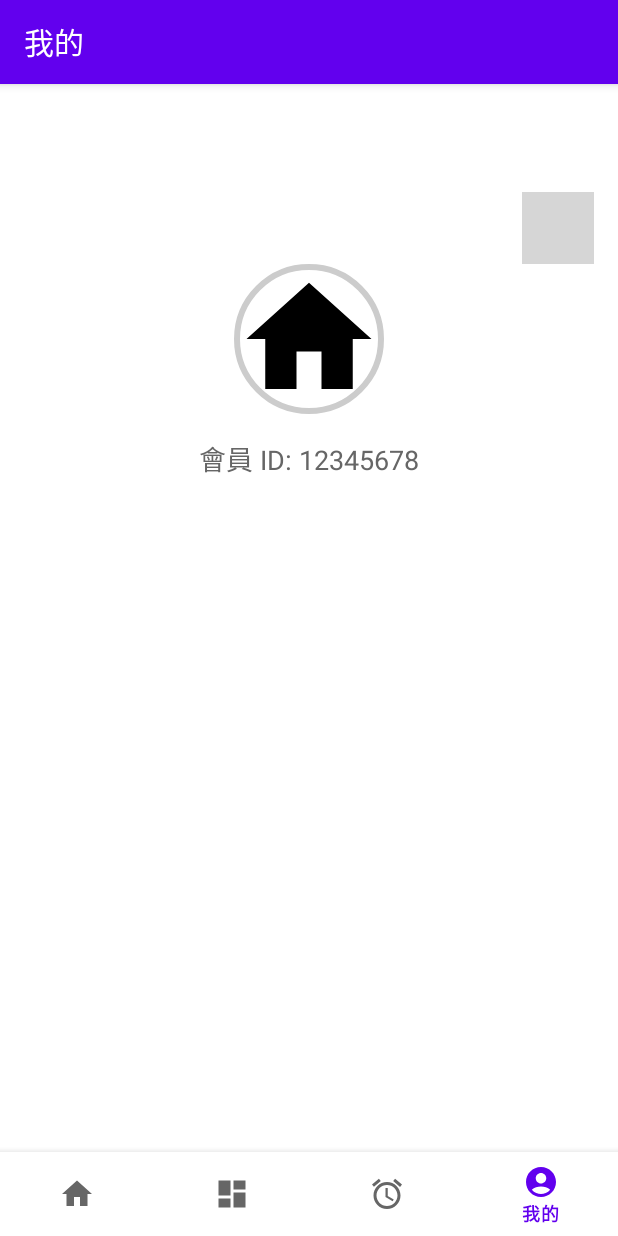
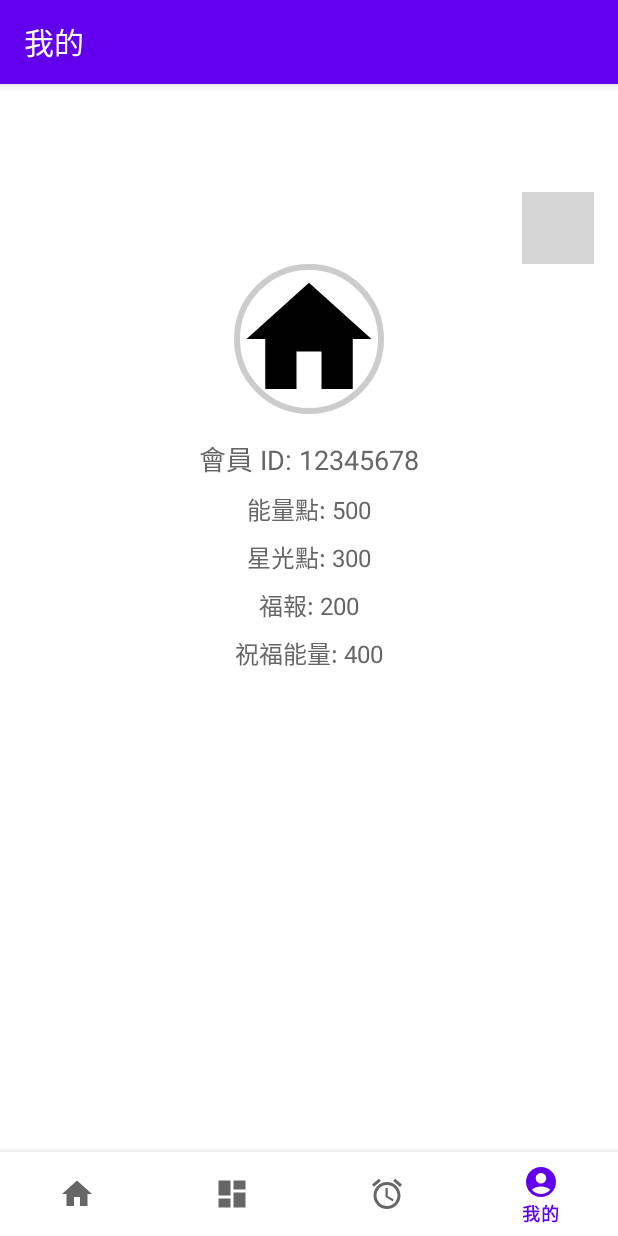
Before and after one commit to Alonsohsu/sosotalot, an Android app: the NotificationsFragment screen opened through its navigation route, on a phone screen of 412 x 824 dp. Run offline under Robolectric (Android 15) with nearby library versions, the phone set to English and light mode, and no system bars; our stand-ins replace navigation-ui; grey boxes are pictures that could not be loaded.

Commit message:
1. add more fragment

```diff
--- a/app/src/main/res/layout/fragment_notifications.xml
+++ b/app/src/main/res/layout/fragment_notifications.xml
@@ -50,6 +50,50 @@
             android:textSize="18sp"
             android:textColor="#666666"
             android:gravity="center" />
+
+        <!-- 能量点 -->
+        <TextView
+            android:id="@+id/energyPoints"
+            android:layout_width="wrap_content"
+            android:layout_height="wrap_content"
+            android:layout_marginTop="8dp"
+            android:text="能量點: 500"
+            android:textSize="16sp"
+            android:textColor="#666666"
+            android:gravity="center" />
+
+        <!-- 星光点 -->
+        <TextView
+            android:id="@+id/starlightPoints"
+            android:layout_width="wrap_content"
+            android:layout_height="wrap_content"
+            android:layout_marginTop="8dp"
+            android:text="星光點: 300"
+            android:textSize="16sp"
+            android:textColor="#666666"
+            android:gravity="center" />
+
+        <!-- 福报 -->
+        <TextView
+            android:id="@+id/fortunePoints"
+            android:layout_width="wrap_content"
+            android:layout_height="wrap_content"
+            android:layout_marginTop="8dp"
+            android:text="福報: 200"
+            android:textSize="16sp"
+            android:textColor="#666666"
+            android:gravity="center" />
+
+        <!-- 祝福能量 -->
+        <TextView
+            android:id="@+id/blessingEnergy"
+            android:layout_width="wrap_content"
+            android:layout_height="wrap_content"
+            android:layout_marginTop="8dp"
+            android:text="祝福能量: 400"
+            android:textSize="16sp"
+            android:textColor="#666666"
+            android:gravity="center" />
     </LinearLayout>
 
     <!-- 版本更新 -->
```
Also changed, not shown: app/src/main/java/com/example/sosotalot/network/OpenAIService.kt (+43 -0 lines), app/src/main/java/com/example/sosotalot/ui/tarot/CardDrawingFragment.kt (added, +28 -0 lines), app/src/main/java/com/example/sosotalot/ui/tarot/LayoutSelectionFragment.kt (added, +32 -0 lines), app/src/main/java/com/example/sosotalot/ui/tarot/QuestionInputFragment.kt (added, +59 -0 lines), app/src/main/java/com/example/sosotalot/ui/tarot/TarotMasterSelectionFragment.kt (added, +40 -0 lines), app/src/main/res/layout/fragment_card_drawing.xml (added, +20 -0 lines), app/src/main/res/layout/fragment_layout_selection.xml (added, +26 -0 lines), app/src/main/res/layout/fragment_question_input.xml (added, +40 -0 lines), app/src/main/res/layout/fragment_tarot_master_selection.xml (added, +40 -0 lines).
